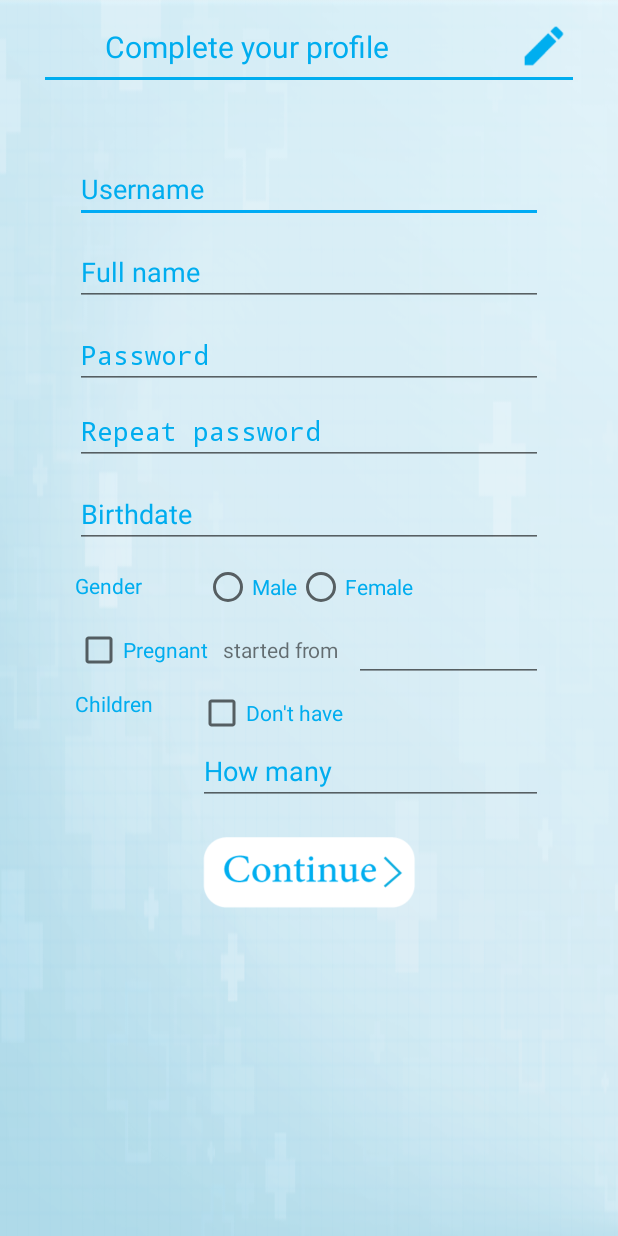
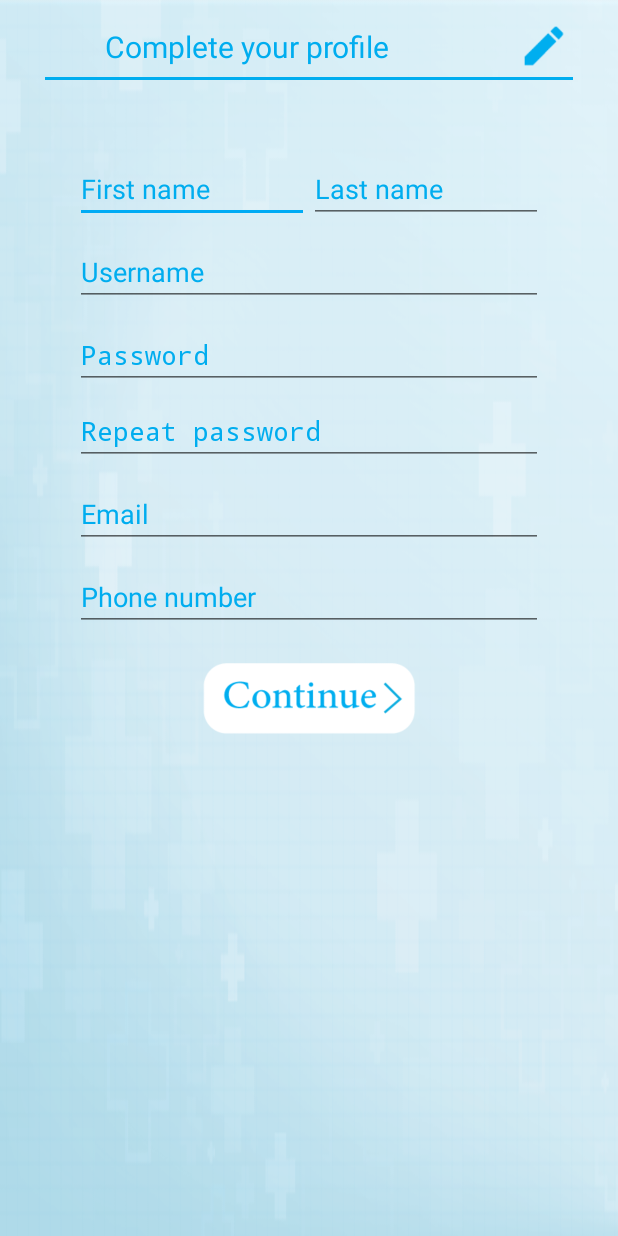
Before and after one commit to AhmedNader65/PharmaMeter, an Android app: the Signup screen opened directly, with no data from a screen before it, on a phone screen of 412 x 824 dp. Run offline under Robolectric (Android 15) with nearby library versions, the phone set to English and light mode, and no system bars.

Commit message:
the last edit of login and signup without facebook or gmail

```diff
--- a/app/src/main/java/com/businessmonk/pharmameter/Home.java
+++ b/app/src/main/java/com/businessmonk/pharmameter/Home.java
@@ -4,6 +4,7 @@ import android.app.ActionBar;
 import android.app.Activity;
 import android.os.Bundle;
 import android.support.v7.app.AppCompatActivity;
+import android.util.Log;
 import android.view.LayoutInflater;
 import android.view.Menu;
 import android.view.MenuItem;
@@ -13,14 +14,14 @@ import android.widget.TabHost;
 import android.widget.Toast;
 
 public class Home extends Activity {
-
+    TinyDB tinyDB;
     @Override
     protected void onCreate(Bundle savedInstanceState) {
         super.onCreate(savedInstanceState);
         setContentView(R.layout.home_custom_actionbar);
         TabHost tabHost = (TabHost) findViewById(R.id.mytabhost);
         tabHost.setup();
-
+        tinyDB = new TinyDB(getApplicationContext());
         TabHost.TabSpec tab1 = tabHost.newTabSpec("Promotion");
         tab1.setIndicator("Promotion");
         tab1.setContent(R.id.tab1);
--- a/app/src/main/java/com/businessmonk/pharmameter/Signup.java
+++ b/app/src/main/java/com/businessmonk/pharmameter/Signup.java
@@ -6,35 +6,27 @@ import android.content.Intent;
 import android.net.Uri;
 import android.os.AsyncTask;
 import android.os.Bundle;
-import android.preference.PreferenceManager;
 import android.util.Log;
 import android.view.View;
+import android.widget.Button;
 import android.widget.CheckBox;
 import android.widget.DatePicker;
 import android.widget.EditText;
 import android.widget.RadioButton;
-import android.widget.RadioGroup;
 import android.widget.Toast;
-
 import org.json.JSONException;
 import org.json.JSONObject;
-
 import java.io.BufferedReader;
 import java.io.BufferedWriter;
-import java.io.IOException;
 import java.io.InputStreamReader;
 import java.io.OutputStream;
 import java.io.OutputStreamWriter;
-import java.io.UnsupportedEncodingException;
 import java.net.HttpURLConnection;
 import java.net.MalformedURLException;
-import java.net.ProtocolException;
 import java.net.URL;
-import java.text.DateFormat;
 import java.text.ParseException;
 import java.text.SimpleDateFormat;
 import java.util.Calendar;
-import java.util.Date;
 import java.util.Locale;
 
 public class Signup extends Activity {
@@ -43,135 +35,53 @@ public class Signup extends Activity {
     public String response = "";
     public URL url = null;
     public String tok;
-    EditText userNameView;
-    EditText fullNameView;
-    String UserName;
-    String fullName;
-    EditText PasswordView;
-    String Password;
-    EditText PasswordConfirmView;
-    EditText BirthDateView;
-    java.sql.Date birth;
-    CheckBox isPregnantView;
-    String isPregnant;
-    EditText PregnantDateView;
-    java.sql.Date PregnantDate;
-    CheckBox haveChildView;
-    String haveChild;
-    EditText ChildrenNumView;
-    int ChildrenNum;
-    Calendar myCalendar;
-    EditText Selected;
-    String gender;
-    private RadioButton maleRadio;
-    private RadioButton femaleRadio;
-    DatePickerDialog.OnDateSetListener date;
+    EditText userNameView, firstNameView,lastNameView,passwordView,passwordConfirmView,emailView,phoneView;
+    String username;
+    String firstName;
+    String lastName;
+    String password;
+    String email;
+    String phone;
+    Button continue_btn;
 
     @Override
     protected void onCreate(Bundle savedInstanceState) {
         super.onCreate(savedInstanceState);
         setContentView(R.layout.activity_signup);
         tinyDB = new TinyDB(getApplicationContext());
-        myCalendar = Calendar.getInstance();
-        BirthDateView = (EditText) findViewById(R.id.birthDate_edit);
-        PregnantDateView = (EditText) findViewById(R.id.pregnant_Date);
-
-        date = new DatePickerDialog.OnDateSetListener() {
-
+        userNameView = (EditText) findViewById(R.id.username_edit);
+        firstNameView = (EditText) findViewById(R.id.first_name_edit);
+        lastNameView = (EditText) findViewById(R.id.first_name_edit);
+        passwordView = (EditText) findViewById(R.id.password_edit);
+        passwordConfirmView = (EditText) findViewById(R.id.passwordConfirm_edit);
+        emailView = (EditText)findViewById(R.id.Email);
+        phoneView = (EditText)findViewById(R.id.PhoneNumber);
+        continue_btn = (Button)findViewById(R.id.con_btn);
+        continue_btn.setOnClickListener(new View.OnClickListener() {
             @Override
-            public void onDateSet(DatePicker view, int year, int monthOfYear,
-                                  int dayOfMonth) {
-                // TODO Auto-generated method stub
-                myCalendar.set(Calendar.YEAR, year);
-                myCalendar.set(Calendar.MONTH, monthOfYear);
-                myCalendar.set(Calendar.DAY_OF_MONTH, dayOfMonth);
-                updateLabel(Selected);
-            }
-        };
-        PregnantDateView.setOnClickListener(new View.OnClickListener() {
-
-            @Override
-            public void onClick(View v) {
-                // TODO Auto-generated method stub
-                new DatePickerDialog(Signup.this, date, myCalendar
-                        .get(Calendar.YEAR), myCalendar.get(Calendar.MONTH),
-                        myCalendar.get(Calendar.DAY_OF_MONTH)).show();
-                Selected = PregnantDateView;
-            }
-        });
-        BirthDateView.setOnClickListener(new View.OnClickListener() {
-
-            @Override
-            public void onClick(View v) {
-                // TODO Auto-generated method stub
-                new DatePickerDialog(Signup.this, date, myCalendar
-                        .get(Calendar.YEAR), myCalendar.get(Calendar.MONTH),
-                        myCalendar.get(Calendar.DAY_OF_MONTH)).show();
-                Selected = BirthDateView;
+            public void onClick(View view) {
+                username = userNameView.getText().toString();
+                firstName = firstNameView.getText().toString();
+                lastName = lastNameView.getText().toString();
+                if (passwordConfirmView.getText().toString().equals(passwordView.getText().toString())) {
+                    password = passwordView.getText().toString();
+                } else {
+                    Toast.makeText(getApplicationContext(), "password is not match", Toast.LENGTH_SHORT).show();
+                }
+                email = emailView.getText().toString();
+                phone = phoneView.getText().toString();
+                Log.e("hi",username);
+                Log.e("hi",firstName);
+                Log.e("hi",lastName);
+                Log.e("hi",password);
+                Log.e("hi",email);
+                Log.e("hi",phone);
+                httpReqPost req = new httpReqPost();
+                req.execute("signup");
 
             }
         });
     }
-
-    private void updateLabel(EditText Select) {
-
-        String myFormat = "yyyy-MM-dd"; //In which you need put here
-        SimpleDateFormat sdf = new SimpleDateFormat(myFormat, Locale.US);
-
-        Select.setText(sdf.format(myCalendar.getTime()));
-    }
-
-    public void Continue(View view) throws ParseException {
-        Intent intent = new Intent(this, Home.class);
-        startActivity(intent);
-        userNameView = (EditText) findViewById(R.id.username_edit);
-        fullNameView = (EditText) findViewById(R.id.fullName_edit);
-        UserName = userNameView.getText().toString();
-        fullName = fullNameView.getText().toString();
-        PasswordView = (EditText) findViewById(R.id.password_edit);
-
-        PasswordConfirmView = (EditText) findViewById(R.id.passwordConfirm_edit);
-        if (PasswordConfirmView.getText().toString().equals(PasswordView.getText().toString())) {
-            Password = PasswordView.getText().toString();
-        } else {
-            Toast.makeText(getApplicationContext(), "Password is not match", Toast.LENGTH_SHORT).show();
-        }
-        birth = java.sql.Date.valueOf(BirthDateView.getText().toString());
-        isPregnantView = (CheckBox) findViewById(R.id.pregnant);
-        if (isPregnantView.isChecked()) {
-            isPregnant = "yes";
-        } else {
-            isPregnant = "no";
-        }
-        PregnantDate = java.sql.Date.valueOf(PregnantDateView.getText().toString());
-        haveChildView = (CheckBox) findViewById(R.id.don);
-        if (haveChildView.isChecked()) {
-            haveChild = "no";
-        } else {
-            haveChild = "yes";
-        }
-        ChildrenNumView = (EditText) findViewById(R.id.children_num);
-        ChildrenNum = Integer.valueOf(ChildrenNumView.getText().toString());
-
-        maleRadio = (RadioButton) findViewById(R.id.male_radio);
-        femaleRadio = (RadioButton) findViewById(R.id.female_radio);
-        if (maleRadio.isChecked()) {
-            gender = "male";
-        }
-        if (femaleRadio.isChecked()) {
-            gender = "female";
-        }
-        Log.e("inf", UserName);
-        Log.e("inf", Password);
-        Log.e("inf", birth.toString());
-        Log.e("inf", isPregnant.toString());
-        Log.e("inf", PregnantDate.toString());
-        Log.e("inf", haveChild.toString());
-        Log.e("inf", String.valueOf(ChildrenNum));
-        httpReqPost req = new httpReqPost();
-        req.execute("signup");
-    }
-
     public String parsing(String res) throws JSONException {
 
         JSONObject jsonObject = new JSONObject(res);
@@ -190,7 +100,7 @@ public class Signup extends Activity {
             URL url = null;
 
             try {
-                url = new URL("http://192.168.1.5:8080/api/" + what);
+                url = new URL(tinyDB.getString("host") + what);
                 Log.e("hi", url.toString());
             } catch (MalformedURLException e1) {
                 e1.printStackTrace();
@@ -209,22 +119,12 @@ public class Signup extends Activity {
                 conn.setReadTimeout(10000);
                 conn.setDoOutput(true);
                 Uri.Builder builder = new Uri.Builder()
-                        .appendQueryParameter("username", UserName)
-                        .appendQueryParameter("password", Password)
-                        .appendQueryParameter("full_name", fullName)
-                        .appendQueryParameter("birthdate", birth.toString())
-                        .appendQueryParameter("email", "aaaa@gmail.com")
-                        .appendQueryParameter("mobile_number", "010342423")
-                        .appendQueryParameter("phone_number", "057321412")
-                        .appendQueryParameter("gender", gender)
-                        .appendQueryParameter("facebook_id", "432423")
-                        .appendQueryParameter("address", "Mansoura")
-                        .appendQueryParameter("area_id", "1")
-                        .appendQueryParameter("lat", "123,4567890")
-                        .appendQueryParameter("lng", "123,4567890")
-                        .appendQueryParameter("is_pregnant", isPregnant.toString())
-                        .appendQueryParameter("pregnancy_date", PregnantDate.toString())
-                        .appendQueryParameter("currently_lactating", "no");
+                        .appendQueryParameter("username", username)
+                        .appendQueryParameter("password", password)
+                        .appendQueryParameter("first_name", firstName)
+                        .appendQueryParameter("last_name", lastName)
+                        .appendQueryParameter("email", email)
+                        .appendQueryParameter("mobile_number", phone);
 
                 String query = builder.build().getEncodedQuery();
                 OutputStream os = conn.getOutputStream();
@@ -260,22 +160,19 @@ public class Signup extends Activity {
         @Override
         protected void onPostExecute(String strings) {
             super.onPostExecute(strings);
+            Log.e("resp",strings);
             if (strings != "") {
                 try {
                     tinyDB.putString(parsing(strings), "token");
                 } catch (JSONException e) {
                     e.printStackTrace();
                 }
-                Intent intent = new Intent(Signup.this, Home.class);
+                Intent intent = new Intent(Signup.this,Login.class);
                 startActivity(intent);
             } else {
                 Toast.makeText(getApplicationContext(), "wrong", Toast.LENGTH_LONG).show();
             }
-            try {
-                Log.e("hi", parsing(strings));
-            } catch (JSONException e) {
-                e.printStackTrace();
-            }
+
         }
 
     }
--- a/app/src/main/res/layout/activity_signup.xml
+++ b/app/src/main/res/layout/activity_signup.xml
@@ -53,19 +53,37 @@
             android:layout_marginTop="5dp"
             android:background="@color/logoColor" />
 
+        <LinearLayout
+            android:id="@+id/fullname_sec"
+            android:layout_width="match_parent"
+            android:layout_height="wrap_content"
+            android:layout_marginLeft="50dp"
+            android:layout_marginRight="50dp"
+            android:weightSum="1"
+            android:layout_below="@+id/sep"
+            >
 
         <EditText
             android:layout_marginTop="50dp"
             android:textColorHint="@color/logoColor"
-            android:layout_marginLeft="50dp"
-            android:layout_marginRight="50dp"
             android:singleLine="true"
-            android:id="@+id/username_edit"
-            android:layout_width="match_parent"
+            android:id="@+id/first_name_edit"
+            android:layout_width="0dp"
+            android:layout_weight=".5"
             android:layout_height="wrap_content"
-            android:layout_below="@+id/sep"
             android:ems="10"
-            android:hint="Username" />
+            android:hint="First name" />
+            <EditText
+                android:layout_marginTop="50dp"
+                android:textColorHint="@color/logoColor"
+                android:singleLine="true"
+                android:id="@+id/last_name_edit"
+                android:layout_width="0dp"
+                android:layout_weight=".5"
+                android:layout_height="wrap_content"
+                android:ems="10"
+                android:hint="Last name" />
+        </LinearLayout>
 
             <EditText
                 android:singleLine="true"
@@ -73,13 +91,14 @@
 
                 android:layout_marginRight="50dp"
                 android:textColorHint="@color/logoColor"
-            android:id="@+id/fullName_edit"
+                android:id="@+id/username_edit"
                 android:layout_width="match_parent"
                 android:layout_height="wrap_content"
-            android:layout_alignLeft="@+id/username_edit"
-            android:layout_below="@+id/username_edit"
+                android:layout_alignLeft="@+id/fullname_sec"
+                android:layout_below="@+id/fullname_sec"
                 android:ems="10"
-            android:hint="Full name" />
+                android:hint="Username" />
+
 
         <EditText
             android:singleLine="true"
@@ -90,8 +109,8 @@
             android:id="@+id/password_edit"
             android:layout_width="match_parent"
             android:layout_height="wrap_content"
-            android:layout_alignLeft="@+id/username_edit"
-            android:layout_below="@+id/fullName_edit"
+            android:layout_alignLeft="@+id/fullname_sec"
+            android:layout_below="@+id/username_edit"
             android:ems="10"
             android:hint="Password" />
 
@@ -113,126 +132,42 @@
 
 
         <EditText
-            android:inputType="date"
+            android:inputType="textEmailAddress"
             android:layout_marginTop="10dp"
             android:layout_marginRight="50dp"
             android:textColorHint="@color/logoColor"
             android:fontFamily=""
-            android:id="@+id/birthDate_edit"
+            android:id="@+id/Email"
             android:layout_width="match_parent"
             android:layout_height="wrap_content"
             android:layout_alignLeft="@+id/username_edit"
             android:layout_below="@+id/passwordConfirm_edit"
             android:ems="10"
             android:singleLine="true"
-            android:hint="Birthdate" />
-        <TextView
-            android:layout_marginTop="15dp"
-            android:layout_marginLeft="50dp"
-            android:id="@+id/Gender"
-            android:textColor="@color/logoColor"
-            android:layout_width="wrap_content"
-            android:layout_height="wrap_content"
-            android:layout_below="@+id/birthDate_edit"
-            android:layout_marginRight="30dp"
-            android:layout_alignBottom="@+id/Gender_group"
-            android:text="Gender" />
-
-        <RadioGroup
-            android:layout_marginTop="10dp"
-            android:id="@+id/Gender_group"
-            android:layout_width="wrap_content"
-            android:layout_height="wrap_content"
-            android:layout_below="@id/birthDate_edit"
-            android:layout_centerHorizontal="true"
-            android:ems="10"
-            android:orientation="horizontal">
-
-            <RadioButton
-                android:id="@+id/male_radio"
-                android:textColor="@color/logoColor"
-                android:layout_width="wrap_content"
-                android:layout_height="wrap_content"
-                android:text="@string/male" />
-
-            <RadioButton
-                android:id="@+id/female_radio"
-                android:textColor="@color/logoColor"
-                android:layout_width="wrap_content"
-                android:layout_height="wrap_content"
-                android:text="@string/female" />
-        </RadioGroup>
-
-        <CheckBox
-            android:layout_marginTop="10dp"
-            android:textColor="@color/logoColor"
-            android:id="@+id/pregnant"
-            android:layout_width="wrap_content"
-            android:layout_height="wrap_content"
-            android:layout_alignLeft="@+id/passwordConfirm_edit"
-            android:layout_alignStart="@+id/passwordConfirm_edit"
-            android:layout_below="@+id/Gender_group"
-            android:text="Pregnant" />
-
-        <TextView
-            android:id="@+id/start"
-            android:layout_width="wrap_content"
-            android:layout_height="wrap_content"
-            android:layout_alignBaseline="@+id/pregnant"
-            android:layout_marginLeft="10dp"
-            android:layout_toRightOf="@+id/pregnant"
-            android:text="started from" />
+            android:hint="Email" />
 
         <EditText
-            android:id="@+id/pregnant_Date"
+            android:inputType="number"
+            android:layout_marginTop="10dp"
             android:layout_marginRight="50dp"
-            android:layout_width="wrap_content"
-            android:layout_height="wrap_content"
-            android:layout_alignBaseline="@+id/start"
-            android:layout_marginLeft="10dp"
-            android:layout_toRightOf="@+id/start"
-            android:ems="7"/>
-
-        <TextView
-            android:textColor="@color/logoColor"
-
-            android:layout_marginLeft="50dp"
-            android:id="@+id/Children"
-            android:layout_width="wrap_content"
-            android:layout_height="wrap_content"
-            android:layout_below="@+id/pregnant"
-            android:layout_marginRight="30dp"
-            android:layout_marginTop="10dp"
-            android:text="Children" />
-        <CheckBox
-            android:textColor="@color/logoColor"
-            android:id="@+id/don"
-            android:layout_width="wrap_content"
-            android:layout_height="wrap_content"
-            android:layout_alignTop="@+id/Children"
-            android:layout_toRightOf="@+id/Children"
-            android:ems="10"
-            android:text="Don't have" />
-        <EditText
-            android:inputType="number"
-            android:layout_marginRight="50dp"
-            android:singleLine="true"
             android:textColorHint="@color/logoColor"
-            android:id="@+id/children_num"
+            android:fontFamily=""
+            android:id="@+id/PhoneNumber"
             android:layout_width="match_parent"
             android:layout_height="wrap_content"
-            android:layout_alignLeft="@+id/don"
-            android:layout_below="@+id/don"
-            android:hint="@string/type_number_of_them" />
+            android:layout_alignLeft="@+id/username_edit"
+            android:layout_below="@+id/Email"
+            android:ems="10"
+            android:singleLine="true"
+            android:hint="Phone number" />
 
         <Button
-            android:id="@+id/continue_btn"
+            android:id="@+id/con_btn"
             android:layout_width="150dp"
             android:layout_height="50dp"
-            android:layout_below="@+id/children_num"
+            android:layout_below="@+id/PhoneNumber"
             android:layout_centerHorizontal="true"
             android:layout_marginTop="20dp"
-            android:onClick="Continue"
             android:background="@drawable/confirm_button"
             android:textColor="#000" />
     </RelativeLayout>
```
Also changed, not shown: app/src/main/AndroidManifest.xml (+7 -6 lines), app/src/main/java/com/businessmonk/pharmameter/Login.java (+29 -12 lines), app/src/main/java/com/businessmonk/pharmameter/Profile.java (added, +13 -0 lines), app/src/main/res/layout/activity_profile.xml (added, +9 -0 lines), app/src/main/res/drawable/profile_pic.gif (added). Lines whose indentation alone changed are shown as unchanged.
